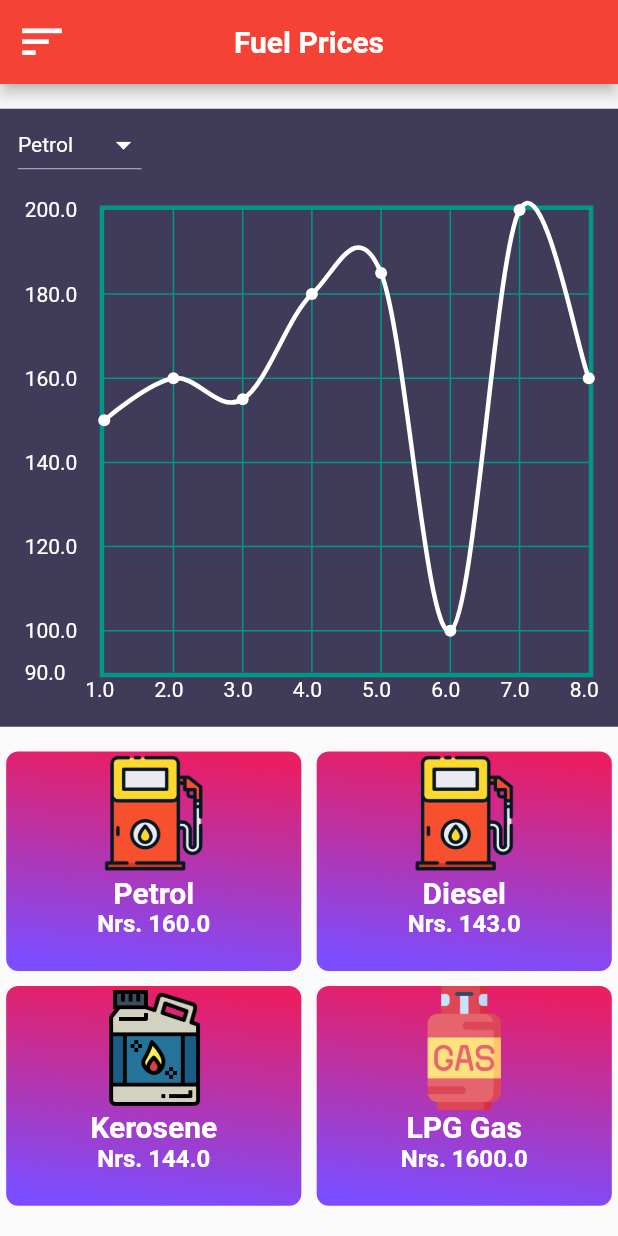
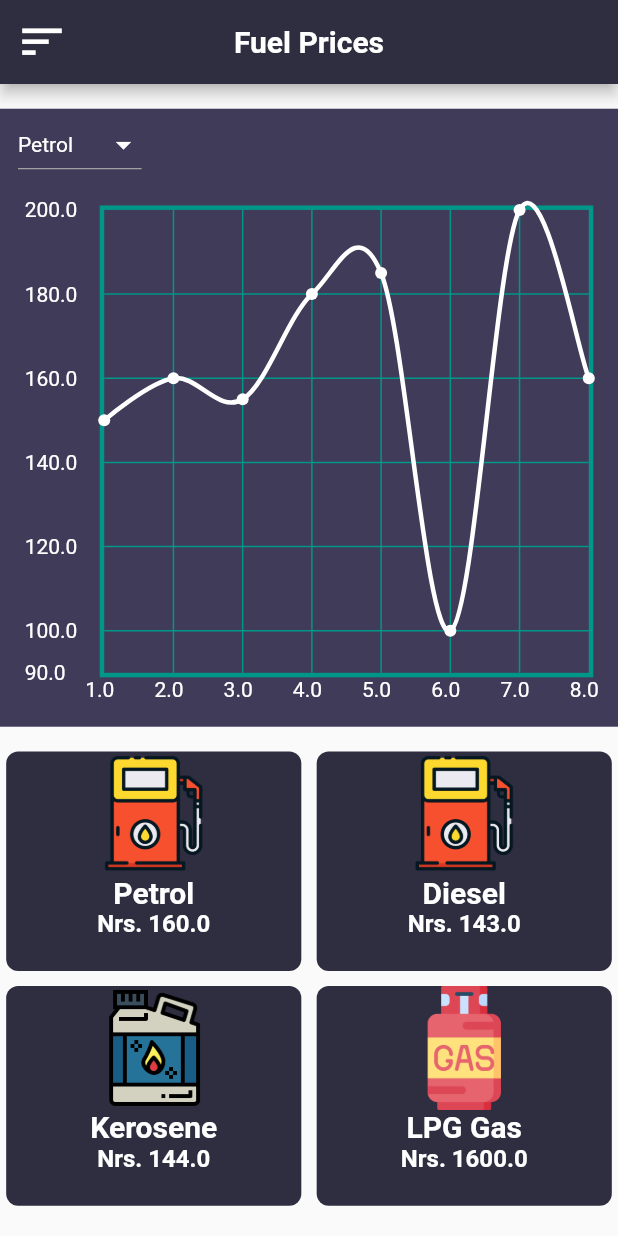
Before and after one commit to kbshal/Fuel_APP, a Flutter app: the screen it shows after launch, on a phone screen of 412 x 824 dp. Run offline on Flutter 3.47's test engine with Material 2 defaults, Android fonts, the phone set to English and light mode, and no system bars; drawn by our look-alikes of fl_chart.

Commit message:
certain changes

```diff
--- a/frontend/lib/view/home_page.dart
+++ b/frontend/lib/view/home_page.dart
@@ -17,7 +17,7 @@ class HomePage extends StatelessWidget {
                 .titleLarge!
                 .copyWith(color: Colors.white, fontWeight: FontWeight.bold),
           ),
-          backgroundColor: Colors.red,
+          backgroundColor:const Color.fromARGB(255, 47, 46, 65),
           leading: Builder(builder: (BuildContext context) {
             return IconButton(
               onPressed: () {
--- a/frontend/lib/view/widgets/calculator.dart
+++ b/frontend/lib/view/widgets/calculator.dart
@@ -16,7 +16,7 @@ class MyCalculator extends StatelessWidget {
           height: size.height * 0.1,
           width: size.width * 0.9,
           decoration: BoxDecoration(
-              color: Colors.red, borderRadius: BorderRadius.circular(12.0)),
+              color: const Color.fromARGB(255, 47, 46, 65), borderRadius: BorderRadius.circular(12.0)),
           child: Row(
             crossAxisAlignment: CrossAxisAlignment.center,
             mainAxisAlignment: MainAxisAlignment.center,
--- a/frontend/lib/view/widgets/price_card.dart
+++ b/frontend/lib/view/widgets/price_card.dart
@@ -65,12 +65,7 @@ class FuelPricesCard extends StatelessWidget {
     return Container(
       width: size.width * 0.4,
       decoration: BoxDecoration(
-          gradient: const LinearGradient(
-            colors: [Colors.pink, Colors.deepPurpleAccent],
-            begin: Alignment.topCenter,
-            end: Alignment.bottomCenter,
-            transform: GradientRotation(0.1),
-          ),
+          color: const Color.fromARGB(255, 47, 46, 65),
           borderRadius: BorderRadius.circular(8.0)),
       child: Column(
         children: [
```
